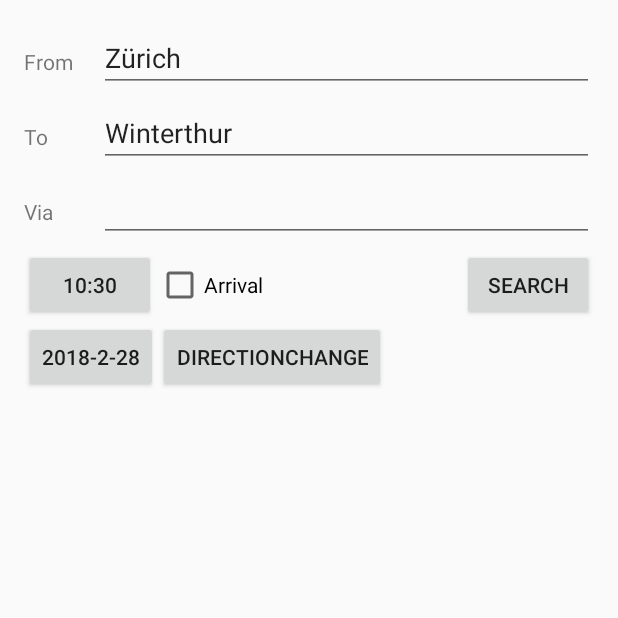
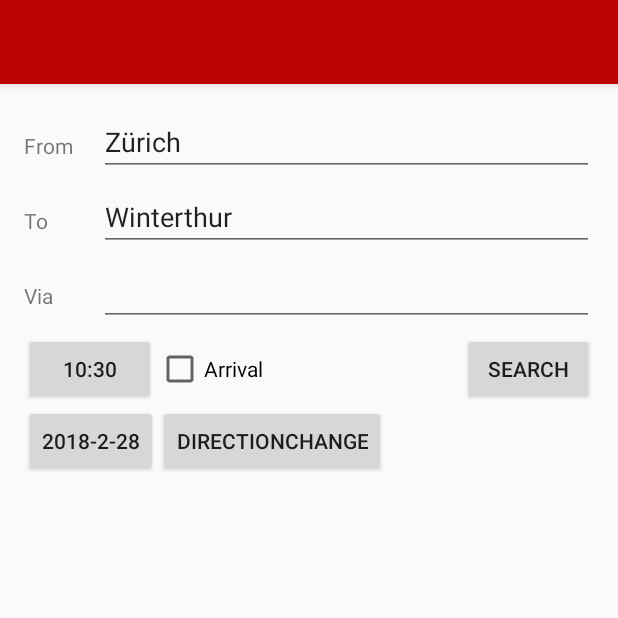
Before and after one commit to philippbruhin/TellsTrack, an Android app: the screen it shows after launch (MainActivity), on a phone screen of 412 x 824 dp, the top half of it. Run offline under Robolectric (Android 15) with nearby library versions, the light colour scheme and no system bars.

Commit message:
added menubar on main acivity

```diff
--- a/app/src/main/res/layout/activity_main.xml
+++ b/app/src/main/res/layout/activity_main.xml
@@ -8,6 +8,14 @@
     android:descendantFocusability="beforeDescendants"
     android:focusableInTouchMode="true"
     tools:context="ch.hsr.tellstrack.MainActivity">
+
+    <android.support.v7.widget.Toolbar xmlns:android="http://schemas.android.com/apk/res/android"
+        android:id="@+id/toolbar"
+        android:layout_width="match_parent"
+        android:layout_height="?attr/actionBarSize"
+        android:background="?attr/colorPrimary"
+        android:elevation="4dp"
+        android:theme="@style/ThemeOverlay.AppCompat.ActionBar"  />
 
     <fragment
         android:id="@+id/inputSearchFragment"
```
